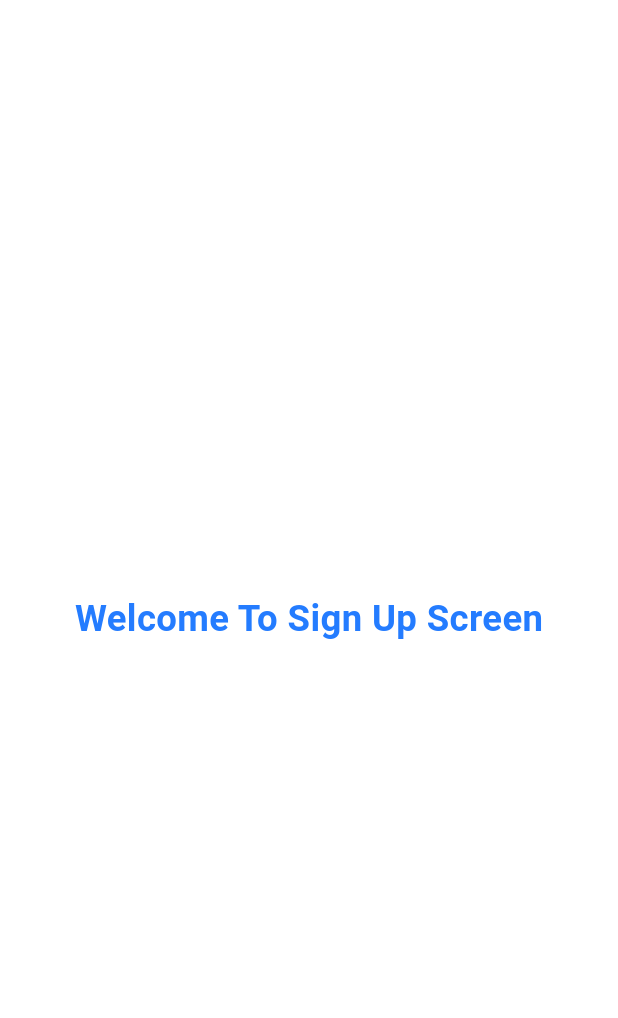
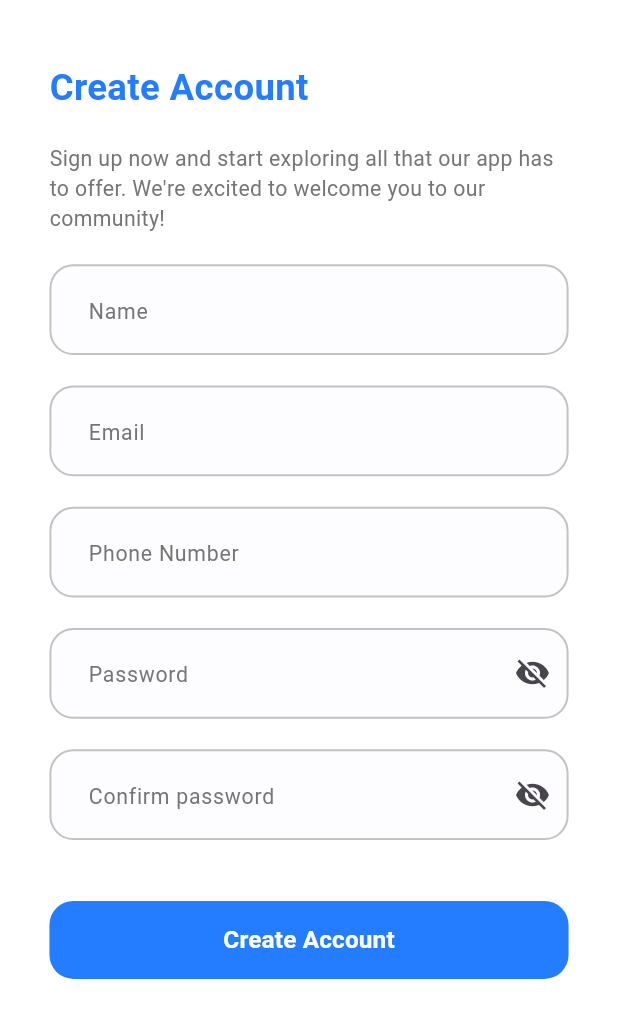
Before and after one commit to BelaLATeff/Doctor-App, a Flutter app: the SignUpScreen screen opened by its route, on a phone screen of 412 x 824 dp. Shown: the top 1018 px of the screen. Run offline on Flutter 3.47's test engine with Material 3 defaults, Android fonts, the phone set to English and light mode, and no system bars; our stand-ins replace bloc, firebase_core, flutter_bloc, flutter_screenutil, flutter_svg, get; accounts and stored records are empty.

Commit message:
- Add SignUp Screen - Update to Login Screen

```diff
--- a/lib/data/models/register/register_request_body.dart
+++ b/lib/data/models/sign_up/sign_up_request_body.dart
@@ -1,11 +1,11 @@
-class RegisterRequestBody {
+class SignUpRequestBody {
   final String name;
   final String email;
   final String phone;
   final String gender;
   final String password;
   final String passwordConfirm;
-  RegisterRequestBody({
+  SignUpRequestBody({
     required this.name,
     required this.email,
     required this.phone,
--- a/lib/data/models/register/register_response_body.dart
+++ b/lib/data/models/sign_up/sign_up_response_body.dart
@@ -1,16 +1,16 @@
-class RegisterResponseBody {
+class SignUpResponseBody {
   String? message;
   UserData? data;
   bool? status;
   int? code;
 
-  RegisterResponseBody({
+  SignUpResponseBody({
     this.message,
     this.data,
     this.status,
     this.code,
   });
-  RegisterResponseBody.fromJson(Map<String, dynamic> json) {
+  SignUpResponseBody.fromJson(Map<String, dynamic> json) {
     message = json['message']?.toString();
     data = (json['data'] != null) ? UserData.fromJson(json['data']) : null;
     status = json['status'];
--- a/lib/data/web_services/api_constants.dart
+++ b/lib/data/web_services/api_constants.dart
@@ -2,5 +2,5 @@ class ApiConstants {
   static const String baseURL = "https://vcare.integration25.com/api/";
   static const Map<String, String> headers = {"Accept": "application/json"};
   static const String login = "auth/login";
-  static const String register = "/auth/register";
+  static const String register = "auth/register";
 }
--- a/lib/modules/login/cubit_Login/login_cubit.dart
+++ b/lib/modules/login/cubit_Login/login_cubit.dart
@@ -12,7 +12,6 @@ part 'login_state.dart';
 class LoginCubit extends Cubit<LoginState> {
   LoginCubit() : super(LoginInitial());
   LoginResponseBody? loginResponseBody;
-  UserData? userData;
   String? name;
   final loginURl = Uri.parse(ApiConstants.baseURL + ApiConstants.login);
 
@@ -34,7 +33,6 @@ class LoginCubit extends Cubit<LoginState> {
         loginResponseBody = LoginResponseBody.fromJson(data);
         emit(LoginSuccess(loginResponseBody: loginResponseBody!));
       } else {
-        if (response.statusCode == 401) {}
         emit(LoginFailure());
       }
     } catch (e) {
--- a/lib/modules/sign_up/cubit_sign_up/sign_up_cubit.dart
+++ b/lib/modules/sign_up/cubit_sign_up/sign_up_cubit.dart
@@ -1,8 +1,47 @@
+import 'dart:convert';
+import 'dart:developer';
+
 import 'package:bloc/bloc.dart';
-import 'package:meta/meta.dart';
+import 'package:doc_app/data/models/sign_up/sign_up_request_body.dart';
+import 'package:doc_app/data/models/sign_up/sign_up_response_body.dart';
+import 'package:doc_app/data/web_services/api_constants.dart';
+import 'package:flutter/material.dart';
+import 'package:http/http.dart' as http;
 
 part 'sign_up_state.dart';
 
 class SignUpCubit extends Cubit<SignUpState> {
   SignUpCubit() : super(SignUpInitial());
+
+  SignUpResponseBody? signUpResponseBody;
+  final signUpUrl = Uri.parse(ApiConstants.baseURL + ApiConstants.register);
+  GlobalKey<FormState> formKey = GlobalKey();
+
+  TextEditingController? nameController = TextEditingController();
+  TextEditingController? emailController = TextEditingController();
+  TextEditingController? phoneNumberController = TextEditingController();
+  TextEditingController? passwordController = TextEditingController();
+  TextEditingController? confirmPasswordController = TextEditingController();
+
+  void signUpRequest(SignUpRequestBody signUpRequestBody) async {
+    try {
+      emit(SignUpLoading());
+      final response = await http.post(
+        signUpUrl,
+        body: signUpRequestBody.toJson(),
+        headers: ApiConstants.headers,
+      );
+      if (response.statusCode == 200) {
+        log(response.body);
+        final data = jsonDecode(response.body) as Map<String, dynamic>;
+        signUpResponseBody = SignUpResponseBody.fromJson(data);
+        emit(SignUpSuccess(signUpResponseBody: signUpResponseBody!));
+      } else {
+        log(response.body);
+        emit(SignUpFailure());
+      }
+    } catch (e) {
+      log(e.toString());
+    }
+  }
 }
--- a/lib/modules/sign_up/cubit_sign_up/sign_up_state.dart
+++ b/lib/modules/sign_up/cubit_sign_up/sign_up_state.dart
@@ -4,3 +4,13 @@ part of 'sign_up_cubit.dart';
 sealed class SignUpState {}
 
 final class SignUpInitial extends SignUpState {}
+
+final class SignUpLoading extends SignUpState {}
+
+final class SignUpSuccess extends SignUpState {
+  final SignUpResponseBody signUpResponseBody;
+
+  SignUpSuccess({required this.signUpResponseBody});
+}
+
+final class SignUpFailure extends SignUpState {}
--- a/lib/modules/sign_up/sign_up.dart
+++ b/lib/modules/sign_up/sign_up.dart
@@ -1,5 +1,11 @@
+import 'package:doc_app/modules/sign_up/widget/sign_up_bloc_listener.dart';
+import 'package:doc_app/modules/sign_up/widget/sign_up_form.dart';
+import 'package:doc_app/theme/text_button.dart';
 import 'package:doc_app/theme/text_styles.dart';
+import 'package:doc_app/utils/functions.dart';
+import 'package:doc_app/utils/spacer.dart';
 import 'package:flutter/material.dart';
+import 'package:flutter_screenutil/flutter_screenutil.dart';
 
 class SignUpScreen extends StatefulWidget {
   const SignUpScreen({super.key});
@@ -12,10 +18,36 @@ class _SignUpScreenState extends State<SignUpScreen> {
   @override
   Widget build(BuildContext context) {
     return Scaffold(
-      body: Center(
-        child: Text(
-          "Welcome To Sign Up Screen",
-          style: TextStyles.font24BlueBold,
+      body: SafeArea(
+        child: SingleChildScrollView(
+          child: Padding(
+            padding: EdgeInsets.symmetric(horizontal: 30.w, vertical: 40.h),
+            child: Column(
+              crossAxisAlignment: CrossAxisAlignment.start,
+              children: [
+                Text(
+                  "Create Account",
+                  style: TextStyles.font24BlueBold,
+                ),
+                heightSpace(20),
+                Text(
+                  "Sign up now and start exploring all that our app has to offer. We're excited to welcome you to our community!",
+                  style: TextStyles.font14GrayRegular,
+                ),
+                heightSpace(20),
+                const SignUpForm(),
+                heightSpace(40),
+                AppTextButton(
+                  onPressed: () {
+                    signUpButton(context);
+                  },
+                  buttonText: "Create Account",
+                  textStyle: TextStyles.font16WhiteSemiBold,
+                ),
+                const SignUpBlocListener()
+              ],
+            ),
+          ),
         ),
       ),
     );
--- /dev/null
+++ b/lib/modules/sign_up/widget/sign_up_form.dart
@@ -0,0 +1,85 @@
+import 'package:doc_app/modules/sign_up/cubit_sign_up/sign_up_cubit.dart';
+import 'package:doc_app/theme/form_text_field.dart';
+import 'package:doc_app/utils/spacer.dart';
+import 'package:doc_app/utils/validation.dart';
+import 'package:flutter/material.dart';
+import 'package:flutter_bloc/flutter_bloc.dart';
+
+class SignUpForm extends StatefulWidget {
+  const SignUpForm({super.key});
+
+  @override
+  State<SignUpForm> createState() => _SignUpFormState();
+}
+
+class _SignUpFormState extends State<SignUpForm> {
+  bool isObscurePass = true;
+  bool isObscurePassConfirm = true;
+  @override
+  Widget build(BuildContext context) {
+    return Form(
+      key: context.read<SignUpCubit>().formKey,
+      child: Column(
+        children: [
+          AppTextFormField(
+            controller: context.read<SignUpCubit>().nameController,
+            hintText: "Name",
+            validator: (value) => Validation.nameValidator(value),
+          ),
+          heightSpace(20),
+          AppTextFormField(
+            controller: context.read<SignUpCubit>().emailController,
+            hintText: "Email",
+            validator: (value) => Validation.emailValidator(value),
+          ),
+          heightSpace(20),
+          AppTextFormField(
+              controller: context.read<SignUpCubit>().phoneNumberController,
+              hintText: "Phone Number",
+              validator: (value) {
+                if (value == null ||
+                    value.isEmpty ||
+                    !Validation.isPhoneNumberValid(value)) {
+                  return "Please enter a valid phone number ";
+                }
+              }),
+          heightSpace(20),
+          AppTextFormField(
+            controller: context.read<SignUpCubit>().passwordController,
+            hintText: "Password",
+            validator: (value) => Validation.passwordValidator(value),
+            obscureText: isObscurePass,
+            suffixIcon: GestureDetector(
+              onTap: () {
+                setState(() {
+                  isObscurePass = !isObscurePass;
+                });
+              },
+              child: Icon(
+                isObscurePass ? Icons.visibility_off : Icons.visibility,
+              ),
+            ),
+          ),
+          heightSpace(20),
+          AppTextFormField(
+            controller: context.read<SignUpCubit>().confirmPasswordController,
+            hintText: "Confirm password",
+            obscureText: isObscurePassConfirm,
+            suffixIcon: GestureDetector(
+              onTap: () {
+                setState(() {
+                  isObscurePassConfirm = !isObscurePassConfirm;
+                });
+              },
+              child: Icon(
+                isObscurePassConfirm ? Icons.visibility_off : Icons.visibility,
+              ),
+            ),
+            validator: (value) =>
+                Validation.confirmPasswordValidator(value, context),
+          ),
+        ],
+      ),
+    );
+  }
+}
--- a/lib/theme/form_text_field.dart
+++ b/lib/theme/form_text_field.dart
@@ -12,20 +12,20 @@ class AppTextFormField extends StatelessWidget {
   final InputBorder? focusedBorder;
   final TextStyle? hintStyle;
   final bool? obscureText;
-  final String? Function(String?)? validator;
+  final Function(String?) validator;
   final void Function(String?)? onSave;
   final TextEditingController? controller;
 
   const AppTextFormField({
     super.key,
+    required this.hintText,
+    required this.validator,
     this.edgeInsetsGeometry,
-    required this.hintText,
     this.suffixIcon,
     this.enabledBorder,
     this.hintStyle,
     this.focusedBorder,
     this.obscureText,
-    this.validator,
     this.onSave,
     this.controller,
   });
@@ -34,7 +34,9 @@ class AppTextFormField extends StatelessWidget {
   Widget build(BuildContext context) {
     return TextFormField(
       controller: controller,
-      validator: validator,
+      validator: (value) {
+        return validator(value);
+      },
       onSaved: onSave,
       obscureText: obscureText ?? false,
       decoration: InputDecoration(
--- a/lib/theme/text_button.dart
+++ b/lib/theme/text_button.dart
@@ -15,12 +15,12 @@ class AppTextButton extends StatelessWidget {
     return TextButton(
       onPressed: onPressed,
       style: ButtonStyle(
-        backgroundColor: MaterialStateProperty.all(ColorsManager.mainColor),
-        // tapTargetSize: MaterialTapTargetSize.shrinkWrap,
-        minimumSize: MaterialStateProperty.all(
+        backgroundColor: WidgetStateProperty.all(ColorsManager.mainColor),
+        tapTargetSize: MaterialTapTargetSize.shrinkWrap,
+        minimumSize: WidgetStateProperty.all(
           const Size(double.infinity, 52),
         ),
-        shape: MaterialStateProperty.all(
+        shape: WidgetStateProperty.all(
           RoundedRectangleBorder(
             borderRadius: BorderRadius.circular(16),
           ),
--- a/lib/utils/functions.dart
+++ b/lib/utils/functions.dart
@@ -1,3 +1,6 @@
+import 'package:doc_app/data/models/sign_up/sign_up_request_body.dart';
+import 'package:doc_app/modules/sign_up/cubit_sign_up/sign_up_cubit.dart';
+
 import '../data/models/login/login_request_body.dart';
 import '../modules/login/cubit_Login/login_cubit.dart';
 import 'package:flutter/material.dart';
@@ -7,8 +10,25 @@ void loginButton(BuildContext context) {
   if (BlocProvider.of<LoginCubit>(context).formKey.currentState!.validate()) {
     BlocProvider.of<LoginCubit>(context).loginRequest(
       LoginRequestBody(
-          email: context.read<LoginCubit>().emailController!.value.text,
-          password: context.read<LoginCubit>().passwordController!.value.text),
+        email: context.read<LoginCubit>().emailController!.value.text,
+        password: context.read<LoginCubit>().passwordController!.value.text,
+      ),
     );
   }
 }
+
+void signUpButton(BuildContext context) {
+  if (BlocProvider.of<SignUpCubit>(context).formKey.currentState!.validate()) {
+    BlocProvider.of<SignUpCubit>(context).signUpRequest(
+      SignUpRequestBody(
+        name: context.read<SignUpCubit>().nameController!.value.text,
+        email: context.read<SignUpCubit>().emailController!.value.text,
+        phone: context.read<SignUpCubit>().phoneNumberController!.value.text,
+        password: context.read<SignUpCubit>().passwordController!.value.text,
+        passwordConfirm:
+            context.read<SignUpCubit>().confirmPasswordController!.value.text,
+        gender: 0.toString(),
+      ),
+    );
+  }
+}
--- a/lib/utils/validation.dart
+++ b/lib/utils/validation.dart
@@ -1,22 +1,55 @@
+import 'package:doc_app/modules/sign_up/cubit_sign_up/sign_up_cubit.dart';
+import 'package:flutter/material.dart';
+import 'package:flutter_bloc/flutter_bloc.dart';
+
 class Validation {
-  static String? emailValidator(String? value) {
-    if (value == null || value.isEmpty) {
+  static String? emailValidator(String? email) {
+    if (email == null || email.isEmpty) {
       return "Email is Required";
     }
-    if (!value.contains("@")) {
+    if (!email.contains("@")) {
       return "Please Enter valid Email";
     }
 
     return null;
   }
 
-  static String? passwordValidator(String? value) {
-    if (value == null || value.isEmpty) {
+  static String? passwordValidator(String? password) {
+    if (password == null || password.isEmpty) {
       return "Password is Required";
     }
-    if (value.length < 8) {
+    if (password.length < 8) {
       return "Must be at least 8 character";
     }
     return null;
   }
+
+  static String? confirmPasswordValidator(
+      String? confirmPassword, BuildContext context) {
+    if (confirmPassword == null || confirmPassword.isEmpty) {
+      return "Password is Required";
+    }
+    if (confirmPassword.length < 8) {
+      return "Must be at least 8 character";
+    }
+    if (confirmPassword !=
+        context.read<SignUpCubit>().passwordController!.text) {
+      return "Password Not Matching";
+    }
+    return null;
+  }
+
+  static String? nameValidator(String? name) {
+    if (name == null || name.isEmpty) {
+      return "Please Enter Your Name";
+    }
+    if (name.length < 3) {
+      return "Must be at least 3 character";
+    }
+    return null;
+  }
+
+  static bool isPhoneNumberValid(String? phoneNumber) {
+    return RegExp(r'^(010|011|012|015)[0-9]{8}$').hasMatch(phoneNumber!);
+  }
 }
--- a/pubspec.yaml
+++ b/pubspec.yaml
@@ -21,6 +21,7 @@ dependencies:
   get: ^4.6.6
   http: ^1.2.1
   intl: null
+  lottie: ^3.1.2
   shared_preferences: null
 
 dev_dependencies:
@@ -36,3 +37,4 @@ flutter:
     - assets/svgs/
     - assets/images/
     - assets/fonts/
+    - assets/lottie/
```
Also changed, not shown: lib/modules/login/login.dart (+5 -35 lines), lib/modules/login/widgets/custom_divider.dart (+6 -3 lines), lib/modules/login/widgets/login_bloc_listener.dart (added, +45 -0 lines), lib/modules/sign_up/widget/sign_up_bloc_listener.dart (added, +57 -0 lines), assets/lottie/right_mark.gif (added), pubspec.lock.
